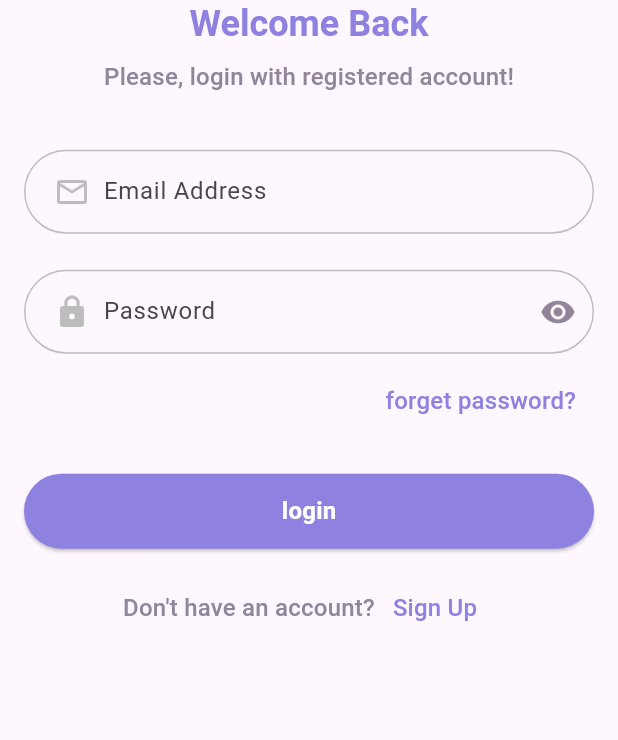
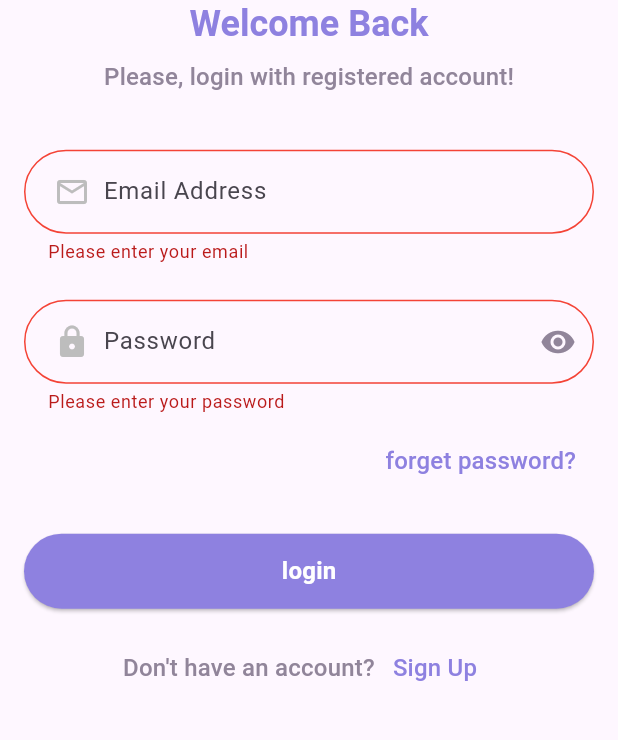
Before and after one commit to Jannat-Dawabsheh/GP, a Flutter app: the screen it shows after launch, after a tap on "login", on a phone screen of 412 x 824 dp, the part 347-1087 px from its top. Run offline on Flutter 3.47's test engine with Material 3 defaults, Android fonts, the phone set to English and light mode, and no system bars.

Commit message:
edit signup and login page

```diff
--- a/lib/utils/app_colors.dart
+++ b/lib/utils/app_colors.dart
@@ -9,6 +9,7 @@ class AppColors{
   static const grey=Color(0xFF91859A);
   static const arrowBack=const Color(0xFFaba4f5);
   static const black = Colors.black;
+  static const red = Colors.red;
   static const appBarBackgroundColor = Color(0xFFF7F6FC);
   static const shadowColor = const Color.fromARGB(230, 196, 116, 210);
 }
--- a/lib/views/pages/login_page.dart
+++ b/lib/views/pages/login_page.dart
@@ -32,6 +32,11 @@ class _LoginPageState extends State<LoginPage> {
     super.dispose();
   }
 
+  void login(VoidCallback loginFunc) {
+    if (_formKey.currentState!.validate()) {
+       loginFunc();
+    }
+  }
 
   @override
   Widget build(BuildContext context) {
@@ -116,6 +121,14 @@ class _LoginPageState extends State<LoginPage> {
                             borderRadius: BorderRadius.circular(30.0),
                             borderSide: const BorderSide(color:AppColors.primary, width: 2.0),
                           ),
+                          errorBorder: OutlineInputBorder(
+                          borderSide: const BorderSide(color: AppColors.red),
+                          borderRadius: BorderRadius.circular(30.0),
+                          ),
+                          focusedErrorBorder: OutlineInputBorder(
+                            borderSide:const BorderSide(color: AppColors.red),
+                            borderRadius: BorderRadius.circular(30.0),
+                          ),
                         ),
                       ),
                       const SizedBox(
@@ -128,6 +141,7 @@ class _LoginPageState extends State<LoginPage> {
                         textInputAction: TextInputAction.done,
                         onEditingComplete: () {
                           _passwordFocusNode.unfocus();
+                          login(() { });
                         },
                         validator: (value) {
                           if (value == null || value.isEmpty) {
@@ -167,6 +181,14 @@ class _LoginPageState extends State<LoginPage> {
                             borderRadius: BorderRadius.circular(30.0),
                             borderSide: const BorderSide(color:AppColors.primary, width: 2.0),
                           ),
+                          errorBorder: OutlineInputBorder(
+                          borderSide: const BorderSide(color: AppColors.red),
+                          borderRadius: BorderRadius.circular(30.0),
+                          ),
+                          focusedErrorBorder: OutlineInputBorder(
+                            borderSide:const BorderSide(color: AppColors.red),
+                            borderRadius: BorderRadius.circular(30.0),
+                          ),
                         ),
                       ),
                       const SizedBox(
@@ -194,6 +216,7 @@ class _LoginPageState extends State<LoginPage> {
                         height: 50,
                         child: ElevatedButton(
                                 onPressed: (){
+                                  login(() { });
                                 },
                                 style: ElevatedButton.styleFrom(
                                   backgroundColor: AppColors.primary,
```
Also changed, not shown: lib/views/pages/signup_page.dart (+33 -2 lines).
